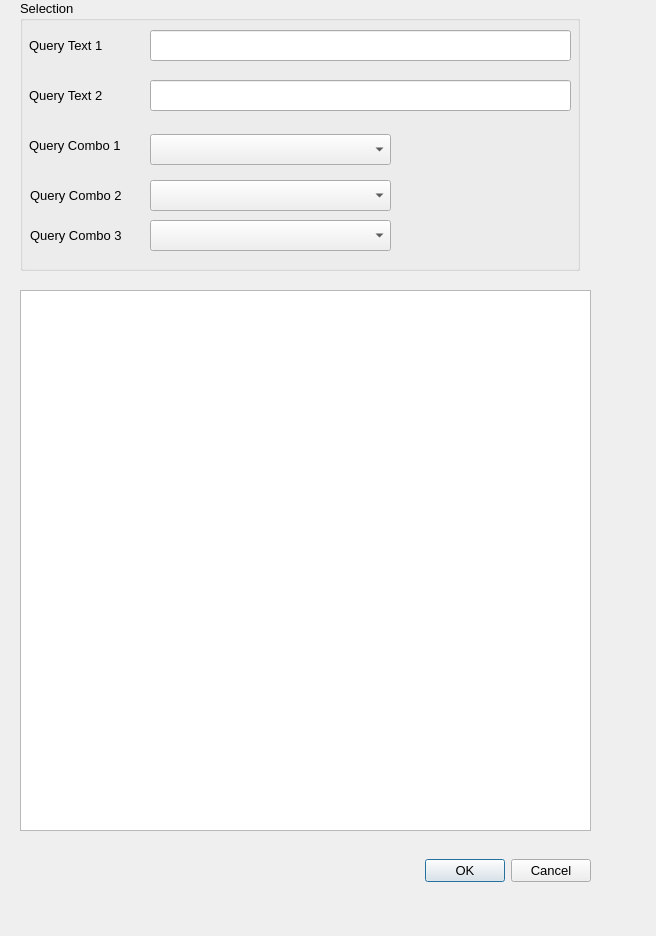
First picture: the form in queryForm.ui, repository tenorr/CaveAVin, before the edit.
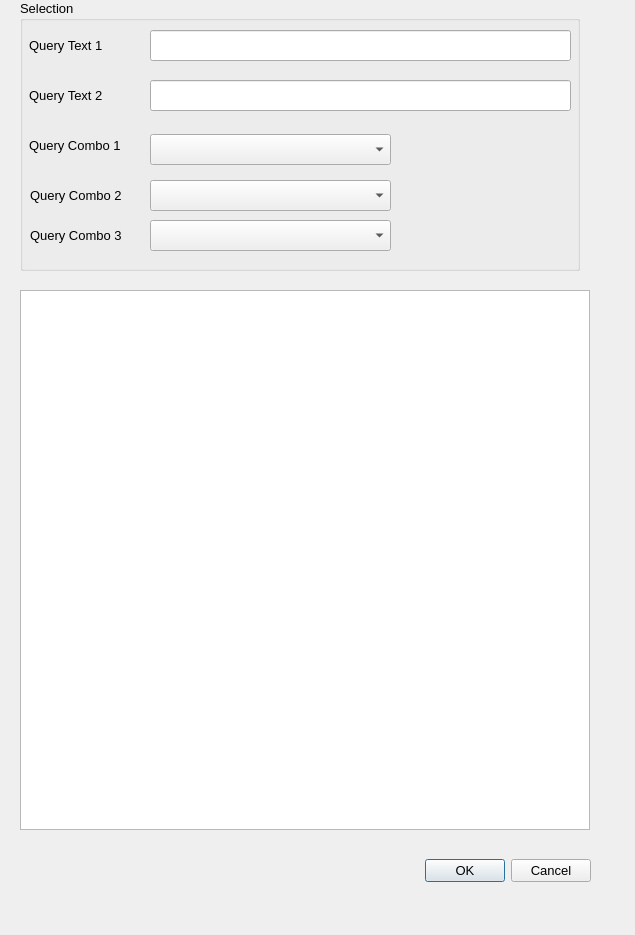
Second picture: the form after the edit.

Commit message:
Manage queryDialog View Size
Calculate the size of the view and adjust view and dialog size

What changed in the file:
```diff
--- a/queryForm.ui
+++ b/queryForm.ui
@@ -6,8 +6,8 @@
    <rect>
     <x>0</x>
     <y>0</y>
-    <width>656</width>
-    <height>936</height>
+    <width>635</width>
+    <height>935</height>
    </rect>
   </property>
   <property name="font">
@@ -23,8 +23,8 @@
     <rect>
      <x>20</x>
      <y>290</y>
-     <width>571</width>
-     <height>541</height>
+     <width>570</width>
+     <height>540</height>
     </rect>
    </property>
   </widget>
```
The commit also changes 8 other files.
